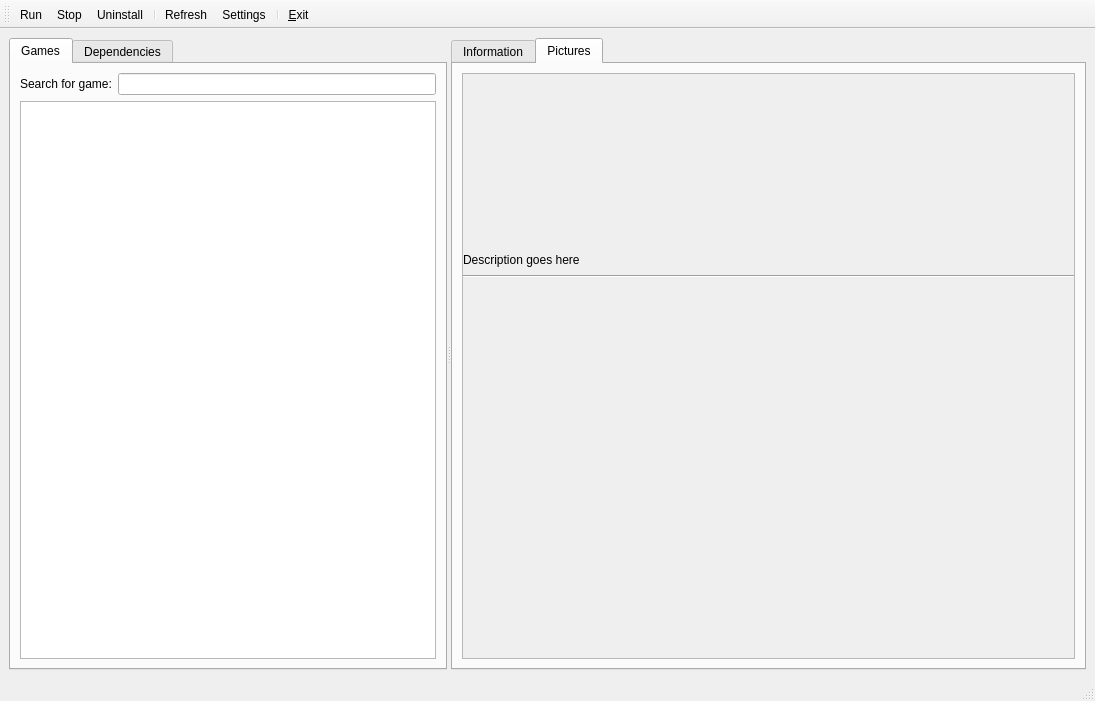
Above: hypernucleus/view/main.ui from Rich43/hypernucleus_client before the change. Below: the same form after it.
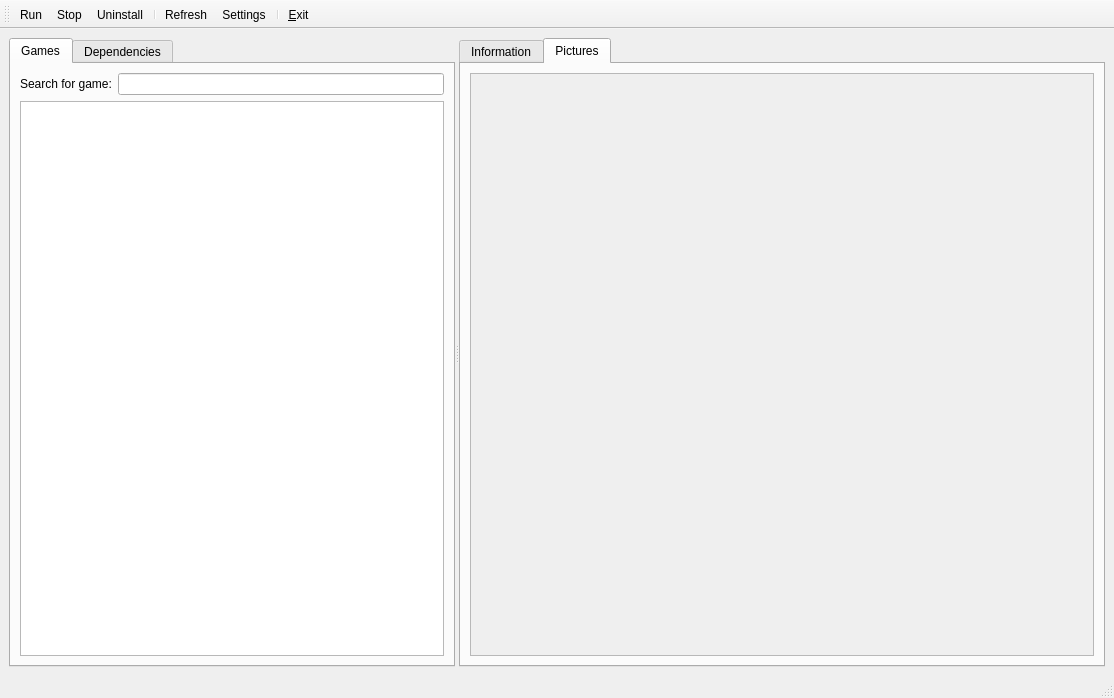
That is the form after the change. The open tabs and pages were chosen to show the change. Icons and pictures are not drawn.

Commit message: Now downloads and displays pictures Requires latest hypernucleus_server code

```diff
--- a/hypernucleus/view/main.ui
+++ b/hypernucleus/view/main.ui
@@ -6,8 +6,8 @@
    <rect>
     <x>0</x>
     <y>0</y>
-    <width>1095</width>
-    <height>701</height>
+    <width>1114</width>
+    <height>698</height>
    </rect>
   </property>
   <property name="windowTitle">
@@ -270,58 +270,15 @@
              <rect>
               <x>0</x>
               <y>0</y>
-              <width>581</width>
-              <height>543</height>
+              <width>611</width>
+              <height>540</height>
              </rect>
             </property>
-            <widget class="QWidget" name="layoutWidget">
-             <property name="geometry">
-              <rect>
-               <x>0</x>
-               <y>20</y>
-               <width>771</width>
-               <height>184</height>
-              </rect>
-             </property>
-             <layout class="QVBoxLayout" name="verticalLayout_4">
-              <item>
-               <widget class="QWidget" name="picture1Widget" native="true">
-                <property name="minimumSize">
-                 <size>
-                  <width>0</width>
-                  <height>150</height>
-                 </size>
-                </property>
-               </widget>
-              </item>
-              <item>
-               <widget class="QLabel" name="label">
-                <property name="sizePolicy">
-                 <sizepolicy hsizetype="Expanding" vsizetype="Expanding">
-                  <horstretch>0</horstretch>
-                  <verstretch>0</verstretch>
-                 </sizepolicy>
-                </property>
-                <property name="text">
-                 <string>Description goes here</string>
-                </property>
-               </widget>
-              </item>
-              <item>
-               <widget class="Line" name="line">
-                <property name="sizePolicy">
-                 <sizepolicy hsizetype="Expanding" vsizetype="Fixed">
-                  <horstretch>0</horstretch>
-                  <verstretch>0</verstretch>
-                 </sizepolicy>
-                </property>
-                <property name="orientation">
-                 <enum>Qt::Horizontal</enum>
-                </property>
-               </widget>
-              </item>
-             </layout>
-            </widget>
+            <layout class="QGridLayout" name="gridLayout_8">
+             <item row="0" column="0">
+              <layout class="QVBoxLayout" name="verticalPic"/>
+             </item>
+            </layout>
            </widget>
           </widget>
          </item>
```
Left out of the diff: 24 changed lines with no effect on the pictures. The commit also changes 6 other files.
